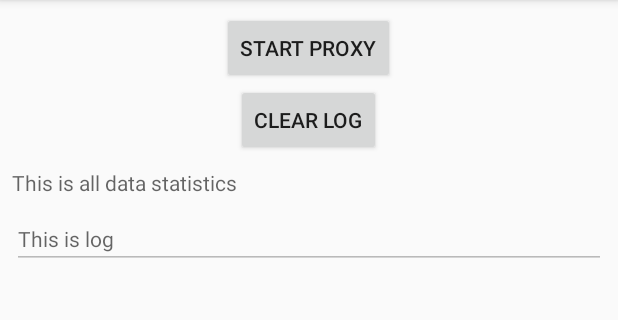
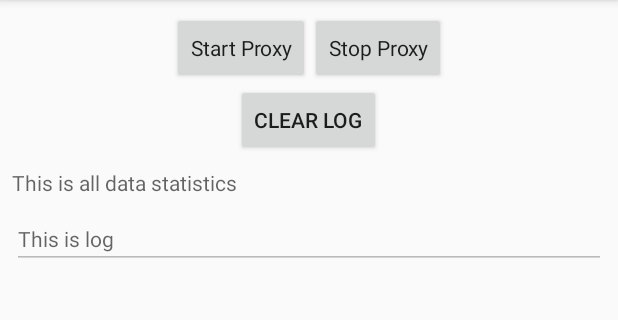
Before and after one commit to liang47009/PhoneProxy, an Android app: the screen it shows after launch (MainActivity), on a phone screen of 412 x 824 dp, the part 84-404 px from its top. Run offline under Robolectric (Android 15) with nearby library versions, the phone set to English and light mode, and no system bars; our stand-ins replace AdMob.

Commit message:
update ui and fix bugs

```diff
--- a/app/src/main/java/com/yunfeng/tools/phoneproxy/MainActivity.java
+++ b/app/src/main/java/com/yunfeng/tools/phoneproxy/MainActivity.java
@@ -43,7 +43,7 @@ public class MainActivity extends AppCompatActivity {
     private MyProxyEventListener listener;
     private InternetChangeBroadcastReceiver receiver;
     private NetworkSimpleAdapter simpleAdapter = null;
-    private SocketProxy socketProxy = new SocketProxy();
+    private static final SocketProxy socketProxy = new SocketProxy();
 
     private static final MainHandler handler = new MainHandler();
 
@@ -164,6 +164,10 @@ public class MainActivity extends AppCompatActivity {
         return super.onOptionsItemSelected(item);
     }
 
+    public void stopProxy(View view) {
+        socketProxy.onDestory(this);
+    }
+
     public void startProxy(View view) {
         final String port = PreferenceManager.getDefaultSharedPreferences(this).getString("default_porxy_port", "8888");
         socketProxy.startup(port, listener);
--- a/app/src/main/java/com/yunfeng/tools/phoneproxy/util/Utils.java
+++ b/app/src/main/java/com/yunfeng/tools/phoneproxy/util/Utils.java
@@ -11,10 +11,13 @@ import com.yunfeng.tools.phoneproxy.MainActivity;
 
 import java.net.InetAddress;
 import java.net.NetworkInterface;
+import java.text.SimpleDateFormat;
 import java.util.ArrayList;
+import java.util.Date;
 import java.util.Enumeration;
 import java.util.HashMap;
 import java.util.List;
+import java.util.Locale;
 import java.util.Map;
 
 /**
@@ -24,6 +27,8 @@ import java.util.Map;
 public class Utils {
 
     public static final List<Map<String, Object>> listems = new ArrayList<Map<String, Object>>();
+
+    private final static SimpleDateFormat sdf = new SimpleDateFormat("yyyy-MM-dd HH:mm:ss.SSS", Locale.CHINA);
 
     public static void internetChange(Context context) {
         ThreadPool.getInstance().submit(new ThreadPool.Job<Object>() {
@@ -79,4 +84,8 @@ public class Utils {
         mFirebaseAnalytics.logEvent(FirebaseAnalytics.Event.SELECT_CONTENT, bundle);
         MobileAds.initialize(activity, "ca-app-pub-9683268735381992~5860363867");
     }
+
+    public static String formatDate(Date date) {
+        return sdf.format(date);
+    }
 }
--- a/app/src/main/res/layout/activity_main.xml
+++ b/app/src/main/res/layout/activity_main.xml
@@ -9,7 +9,8 @@
     <ListView
         android:id="@+id/list_ips"
         android:layout_width="match_parent"
-        android:layout_height="wrap_content" />
+        android:layout_height="wrap_content"
+        android:visibility="gone" />
 
     <LinearLayout
         android:id="@+id/logView"
@@ -18,14 +19,32 @@
         android:gravity="center"
         android:orientation="vertical">
 
+        <LinearLayout
+            android:layout_width="match_parent"
+            android:layout_height="wrap_content"
+            android:gravity="center">
+
             <Button
                 android:id="@+id/start_proxy"
+                style="?android:attr/imageButtonStyle"
                 android:layout_width="wrap_content"
                 android:layout_height="wrap_content"
                 android:focusable="true"
                 android:gravity="center"
                 android:onClick="startProxy"
                 android:text="@string/start_proxy" />
+
+            <Button
+                android:id="@+id/stop_proxy"
+                style="?android:attr/imageButtonStyle"
+                android:layout_width="wrap_content"
+                android:layout_height="wrap_content"
+                android:focusable="true"
+                android:gravity="center"
+                android:onClick="stopProxy"
+                android:text="@string/stop_proxy" />
+
+        </LinearLayout>
 
         <Button
             android:layout_width="wrap_content"
```
Also changed, not shown: app/src/main/java/com/yunfeng/tools/phoneproxy/http/SocketProxy.java (+43 -14 lines), app/src/main/java/com/yunfeng/tools/phoneproxy/listener/MyProxyEventListener.java (+12 -8 lines). Lines whose indentation alone changed are shown as unchanged.
